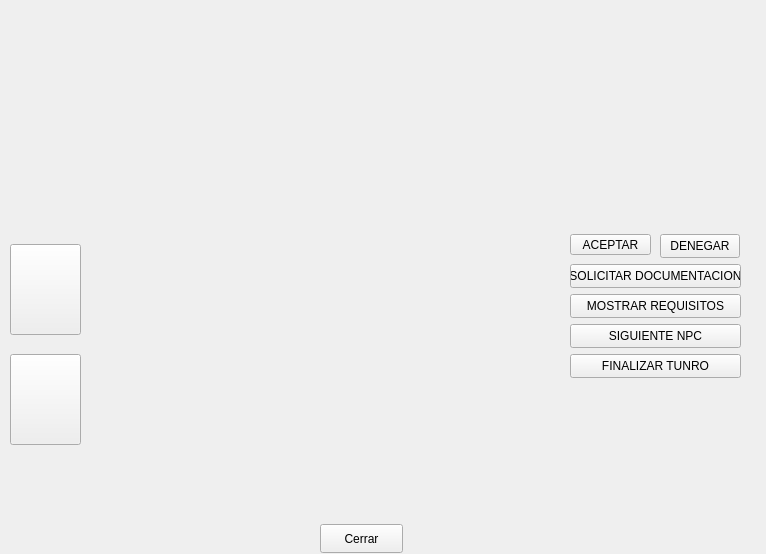
Qt form gameplay.ui (facurz55/Paper-Please) before a commit.
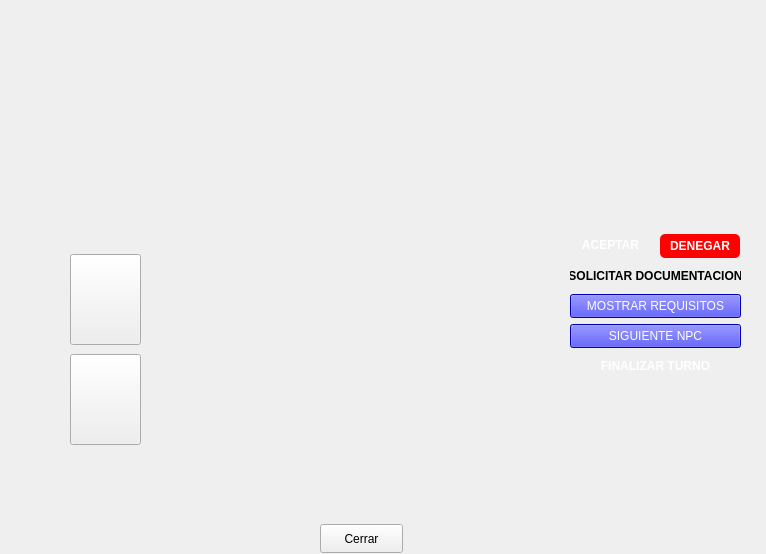
The same form after that commit. The open tabs and pages were chosen to show the change. Icons and pictures are not drawn.

Patch:
```diff
--- a/gameplay.ui
+++ b/gameplay.ui
@@ -131,7 +131,13 @@
              </rect>
             </property>
             <property name="styleSheet">
-             <string notr="true"/>
+             <string notr="true">background-color: qlineargradient(
+    spread:pad, x1:0, y1:0, x2:1, y2:0,
+    stop:0 blue, stop:0.5 yellow, stop:1 blue
+);
+color: white; /* Opcional: cambiar el color del texto a blanco para contraste */
+font-weight: bold; /* Opcional: para hacer el texto más visible */
+border-radius: 5px; /* Opcional: para bordes redondeados */</string>
             </property>
             <property name="text">
              <string>ACEPTAR</string>
@@ -146,6 +152,16 @@
               <height>24</height>
              </rect>
             </property>
+            <property name="styleSheet">
+             <string notr="true">background-color: qlineargradient(
+    spread:pad, x1:0, y1:0, x2:1, y2:0,
+    stop:0 white, stop:0.4 white, stop:0.5 red, stop:0.6 white, stop:1 white
+);
+color: black; /* Cambia el color del texto a negro para contraste */
+font-weight: bold; /* Opcional: para hacer el texto más visible */
+border-radius: 5px; /* Opcional: para bordes redondeados */background-color: red;
+color: white;</string>
+            </property>
             <property name="text">
              <string>DENEGAR</string>
             </property>
@@ -159,6 +175,15 @@
               <height>24</height>
              </rect>
             </property>
+            <property name="styleSheet">
+             <string notr="true">background-color: qlineargradient(
+    spread:pad, x1:0, y1:0, x2:1, y2:0,
+    stop:0 lightblue, stop:0.33 lightblue, stop:0.33 white, stop:0.66 white, stop:0.66 lightblue, stop:1 lightblue
+);
+color: black; /* Cambia el color del texto a negro para contraste */
+font-weight: bold;
+border-radius: 5px;</string>
+            </property>
             <property name="text">
              <string>SOLICITAR DOCUMENTACION</string>
             </property>
@@ -172,6 +197,10 @@
               <height>24</height>
              </rect>
             </property>
+            <property name="styleSheet">
+             <string notr="true">background-color: blue;
+color: white;</string>
+            </property>
             <property name="text">
              <string>MOSTRAR REQUISITOS</string>
             </property>
@@ -185,6 +214,10 @@
               <height>24</height>
              </rect>
             </property>
+            <property name="styleSheet">
+             <string notr="true">background-color: blue;
+color: white;</string>
+            </property>
             <property name="text">
              <string>SIGUIENTE NPC</string>
             </property>
@@ -198,15 +231,25 @@
               <height>24</height>
              </rect>
             </property>
+            <property name="styleSheet">
+             <string notr="true">background-color: qlineargradient(
+    spread:pad, x1:0, y1:0, x2:1, y2:0,
+    stop:0 red, stop:0.16 orange, stop:0.33 yellow,
+    stop:0.5 green, stop:0.66 blue, stop:0.83 purple
+);
+color: white;  /* Cambia el color del texto a blanco para que se vea mejor */
+font-weight: bold; /* Opcional, para hacer el texto más visible */
+border-radius: 5px; /* Opcional, para redondear los bordes */</string>
+            </property>
             <property name="text">
-             <string>FINALIZAR TUNRO</string>
+             <string>FINALIZAR TURNO</string>
             </property>
            </widget>
            <widget class="QPushButton" name="documento">
             <property name="geometry">
              <rect>
-              <x>10</x>
-              <y>20</y>
+              <x>70</x>
+              <y>30</y>
               <width>71</width>
               <height>91</height>
              </rect>
@@ -224,7 +267,7 @@
            <widget class="QPushButton" name="visa">
             <property name="geometry">
              <rect>
-              <x>10</x>
+              <x>70</x>
               <y>130</y>
               <width>71</width>
               <height>91</height>
```
Left out of the diff: 2 changed lines with no effect on the pictures.
